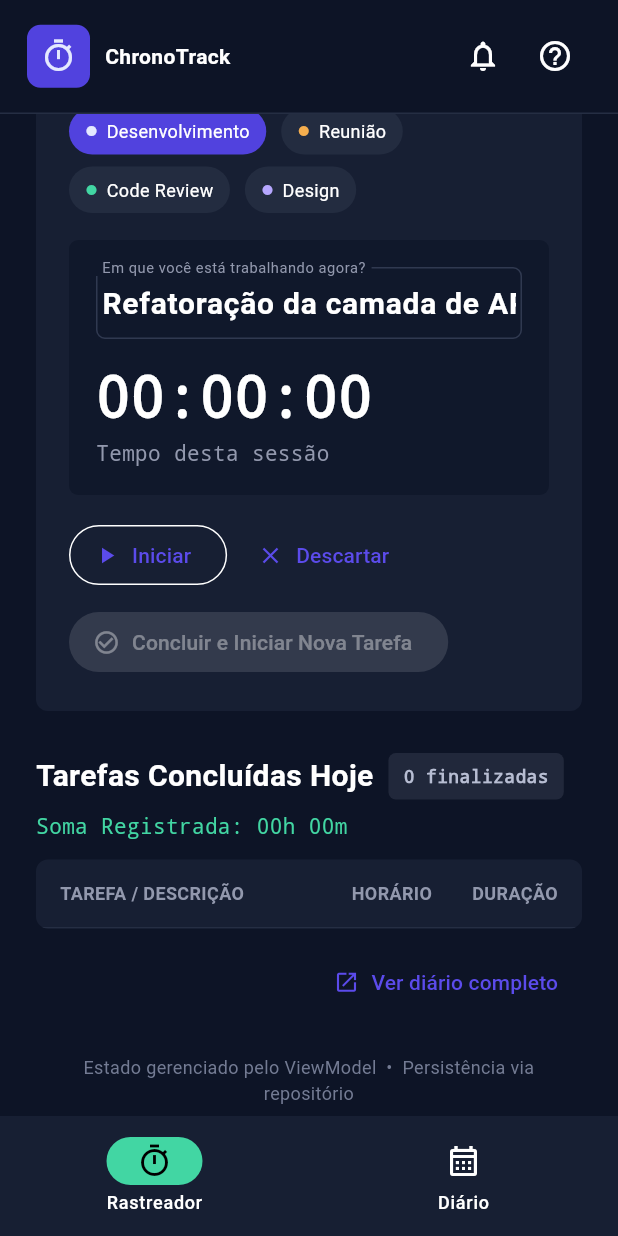
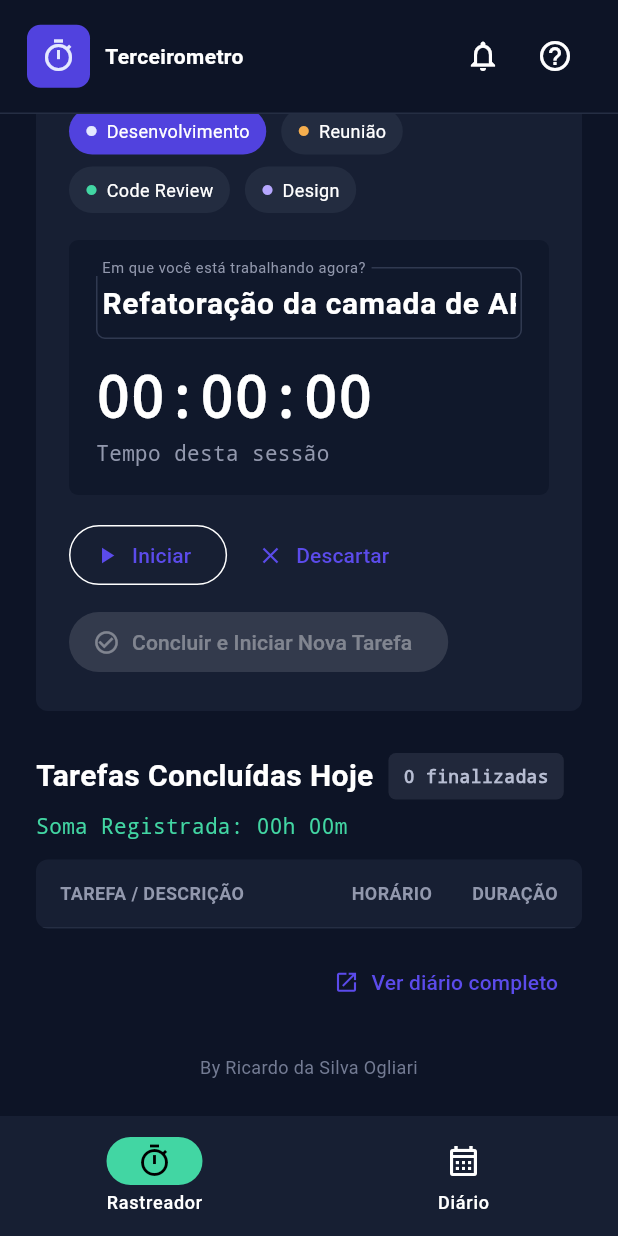
Before and after one commit to ricardoogliari/terceirometro, a Flutter app: the screen it shows after launch, scrolled down 702 dp, on a phone screen of 412 x 824 dp. Run offline on Flutter 3.47's test engine with Material 3 defaults, Android fonts, the phone set to English and light mode, and no system bars.

Commit message:
remove unnecessary parts

```diff
--- a/lib/features/shared/presentation/chrono_shell.dart
+++ b/lib/features/shared/presentation/chrono_shell.dart
@@ -84,11 +84,11 @@ class _Sidebar extends StatelessWidget {
                 crossAxisAlignment: CrossAxisAlignment.start,
                 children: [
                   Text(
-                    'ChronoTrack',
+                    'Perceirometro',
                     style: TextStyle(fontSize: 18, fontWeight: FontWeight.w700),
                   ),
                   Text(
-                    'v1.0.4  •  pro',
+                    'v1.0.0  •  pro',
                     style: TextStyle(color: Color(0xFF9298AD), fontSize: 12),
                   ),
                 ],
@@ -111,35 +111,6 @@ class _Sidebar extends StatelessWidget {
             route: '/report',
           ),
           const Spacer(),
-          const Card(
-            child: Padding(
-              padding: EdgeInsets.all(14),
-              child: Column(
-                crossAxisAlignment: CrossAxisAlignment.start,
-                children: [
-                  Text(
-                    'Atalhos Rápidos',
-                    style: TextStyle(fontWeight: FontWeight.w600),
-                  ),
-                  SizedBox(height: 12),
-                  _Shortcut(label: 'Alternar Timer', keyLabel: 'Space'),
-                  SizedBox(height: 8),
-                  _Shortcut(label: 'Nova Tarefa', keyLabel: '⌘ N'),
-                ],
-              ),
-            ),
-          ),
-          const SizedBox(height: 14),
-          const Row(
-            children: [
-              Icon(Icons.circle, size: 9, color: Color(0xFF42D6A3)),
-              SizedBox(width: 8),
-              Text(
-                'Sincronização Cloud',
-                style: TextStyle(color: Color(0xFF9298AD)),
-              ),
-            ],
-          ),
         ],
       ),
     );
@@ -161,36 +132,12 @@ class _TopBar extends StatelessWidget {
       ),
       child: Row(
         children: [
-          if (compact) ...[
-            const _BrandMark(),
-            const SizedBox(width: 10),
-            const Text(
-              'ChronoTrack',
-              style: TextStyle(fontWeight: FontWeight.w700),
-            ),
-          ] else ...[
-            const _StatusPill(),
-            const SizedBox(width: 18),
-            const SizedBox(
-              height: 32,
-              child: VerticalDivider(color: Color(0xFF303950)),
-            ),
-            const SizedBox(width: 18),
-            const Text('4h 32m', style: TextStyle(fontFamily: 'monospace')),
-            const SizedBox(width: 12),
-            const SizedBox(
-              width: 150,
-              child: LinearProgressIndicator(
-                value: .56,
-                minHeight: 6,
-                borderRadius: BorderRadius.all(Radius.circular(6)),
-                backgroundColor: Color(0xFF303950),
-                color: Color(0xFF42D6A3),
-              ),
-            ),
-            const SizedBox(width: 10),
-            const Text('56%', style: TextStyle(color: Color(0xFF9298AD))),
-          ],
+          const _BrandMark(),
+          const SizedBox(width: 10),
+          const Text(
+            'Terceirometro',
+            style: TextStyle(fontWeight: FontWeight.w700),
+          ),
           const Spacer(),
           IconButton(
             tooltip: 'Notificações',
@@ -202,29 +149,6 @@ class _TopBar extends StatelessWidget {
             onPressed: () {},
             icon: const Icon(Icons.help_outline),
           ),
-          if (!compact) ...[
-            const SizedBox(
-              height: 30,
-              child: VerticalDivider(color: Color(0xFF303950)),
-            ),
-            const CircleAvatar(
-              radius: 18,
-              backgroundColor: Color(0xFF344058),
-              child: Text('DP', style: TextStyle(fontSize: 12)),
-            ),
-            const SizedBox(width: 10),
-            const Column(
-              mainAxisAlignment: MainAxisAlignment.center,
-              crossAxisAlignment: CrossAxisAlignment.start,
-              children: [
-                Text('Dev Pro', style: TextStyle(fontWeight: FontWeight.w600)),
-                Text(
-                  'Plano Foco',
-                  style: TextStyle(color: Color(0xFF9298AD), fontSize: 12),
-                ),
-              ],
-            ),
-          ],
         ],
       ),
     );
@@ -289,57 +213,3 @@ class _BrandMark extends StatelessWidget {
     );
   }
 }
-
-class _StatusPill extends StatelessWidget {
-  const _StatusPill();
-
-  @override
-  Widget build(BuildContext context) {
-    return Container(
-      padding: const EdgeInsets.symmetric(horizontal: 12, vertical: 8),
-      decoration: BoxDecoration(
-        color: const Color(0xFF1B2B38),
-        borderRadius: BorderRadius.circular(20),
-      ),
-      child: const Row(
-        children: [
-          Icon(Icons.circle, size: 9, color: Color(0xFF42D6A3)),
-          SizedBox(width: 7),
-          Text(
-            'EM ANDAMENTO',
-            style: TextStyle(
-              color: Color(0xFF42D6A3),
-              fontWeight: FontWeight.w700,
-              fontSize: 12,
-            ),
-          ),
-        ],
-      ),
-    );
-  }
-}
-
-class _Shortcut extends StatelessWidget {
-  const _Shortcut({required this.label, required this.keyLabel});
-
-  final String label;
-  final String keyLabel;
-
-  @override
-  Widget build(BuildContext context) {
-    return Row(
-      children: [
-        Expanded(
-          child: Text(label, style: const TextStyle(color: Color(0xFFB7BDD2))),
-        ),
-        Text(
-          keyLabel,
-          style: const TextStyle(
-            fontFamily: 'monospace',
-            color: Color(0xFFB7BDD2),
-          ),
-        ),
-      ],
-    );
-  }
-}
--- a/lib/features/time_tracking/presentation/tracker_view.dart
+++ b/lib/features/time_tracking/presentation/tracker_view.dart
@@ -34,7 +34,7 @@ class TrackerView extends StatelessWidget {
                   ),
                   const SizedBox(height: 24),
                   const Text(
-                    'Estado gerenciado pelo ViewModel  •  Persistência via repositório',
+                    'By Ricardo da Silva Ogliari',
                     textAlign: TextAlign.center,
                     style: TextStyle(color: Color(0xFF737B93), fontSize: 12),
                   ),
```
